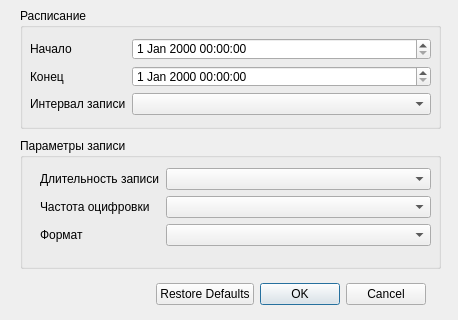
Above: ui/v1/dlg_input_schedule.ui from mcsltd/mcs-inRat-planner before the change; both pictures show x 0 to 458 and y 172 to 492 of the 458 by 492 pixel window. Below: the same form after it.
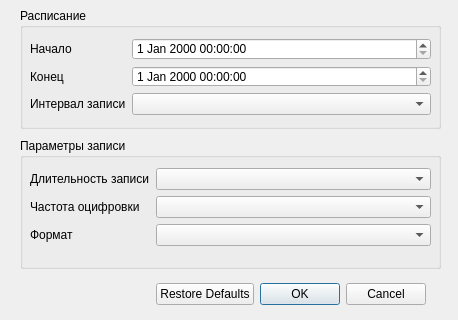
That is the form after the change.

Commit message: ui(v1): rename obj and set default text in combobox

```diff
--- a/ui/v1/dlg_input_schedule.ui
+++ b/ui/v1/dlg_input_schedule.ui
@@ -62,9 +62,9 @@
    <widget class="QWidget" name="formLayoutWidget_2">
     <property name="geometry">
      <rect>
-      <x>20</x>
+      <x>10</x>
       <y>30</y>
-      <width>391</width>
+      <width>401</width>
       <height>81</height>
      </rect>
     </property>
```
Left out of the diff: 8 changed lines with no effect on the pictures. The commit also changes 3 other files.
